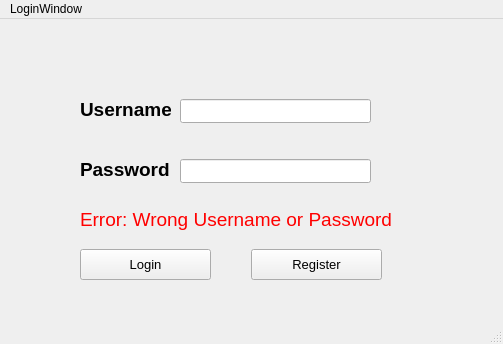
Before: the Qt Designer form mainwindow.ui in GM-Sniper/MatchingCardGame, drawn with Qt 5.
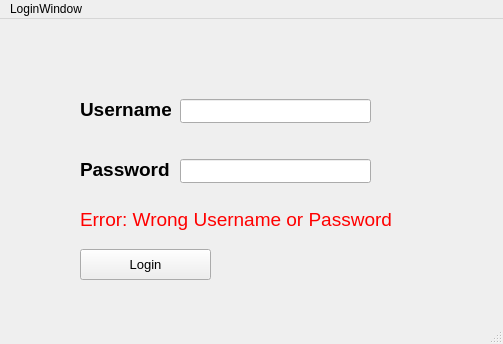
After: the same form once the commit is applied.

What changed in the file:
```diff
--- a/mainwindow.ui
+++ b/mainwindow.ui
@@ -97,27 +97,6 @@
      <string>Login</string>
     </property>
    </widget>
-   <widget class="QPushButton" name="pushButtonRegister">
-    <property name="geometry">
-     <rect>
-      <x>251</x>
-      <y>230</y>
-      <width>131</width>
-      <height>31</height>
-     </rect>
-    </property>
-    <property name="font">
-     <font>
-      <pointsize>10</pointsize>
-     </font>
-    </property>
-    <property name="cursor">
-     <cursorShape>PointingHandCursor</cursorShape>
-    </property>
-    <property name="text">
-     <string>Register</string>
-    </property>
-   </widget>
    <widget class="QLabel" name="labelError">
     <property name="geometry">
      <rect>
```
